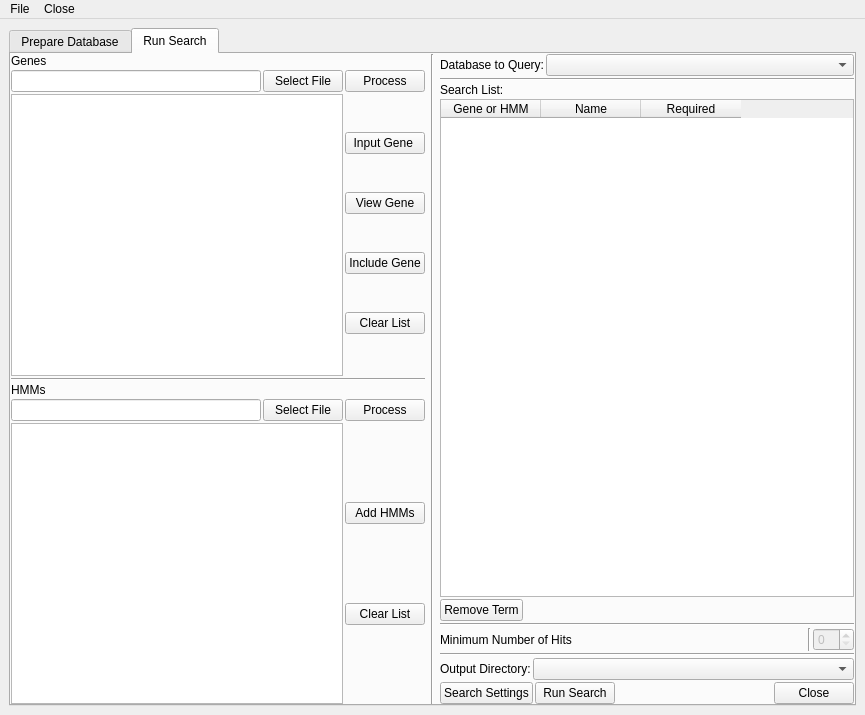
emzodls/clusterArch, file guiGenbank.ui: the form before one commit.
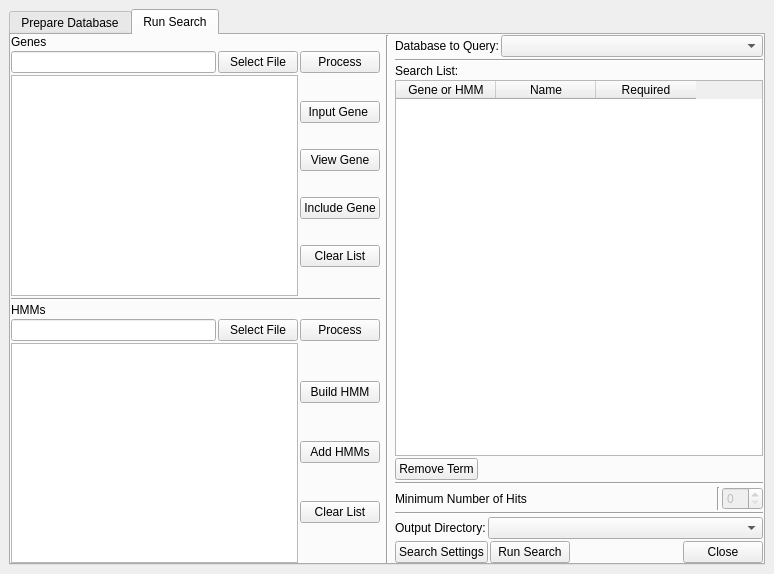
The form after the commit.

Commit message:
Fixed bugs in clustering algorithm so that any hmm/blast hits (required or not required) will trigger the search Set up extra check that the total number of hits in the cluster is equal to at least the number of total hits required in case there are double gene hits, can't think of a good way to assign them algorithmically yet. Fixed bug that would crash edit gene if no gene is selected set up hmmcheck to make sure that an hmm loaded will not crash the program set up methods to build hmms from alignment files
TO DO:
test build hmm in windows and hmm check in windows
lock and document!!

What changed in the file:
```diff
--- a/guiGenbank.ui
+++ b/guiGenbank.ui
@@ -6,8 +6,8 @@
    <rect>
     <x>0</x>
     <y>0</y>
-    <width>865</width>
-    <height>715</height>
+    <width>774</width>
+    <height>574</height>
    </rect>
   </property>
   <property name="sizePolicy">
@@ -1772,6 +1772,13 @@
                 <property name="spacing">
                  <number>0</number>
                 </property>
+                <item>
+                 <widget class="QPushButton" name="buildHMMBtn">
+                  <property name="text">
+                   <string>Build HMM</string>
+                  </property>
+                 </widget>
+                </item>
                 <item>
                  <widget class="QPushButton" name="addHMMbtn">
                   <property name="sizePolicy">
@@ -2061,31 +2068,6 @@
     </item>
    </layout>
   </widget>
-  <widget class="QMenuBar" name="menubar">
-   <property name="geometry">
-    <rect>
-     <x>0</x>
-     <y>0</y>
-     <width>865</width>
-     <height>22</height>
-    </rect>
-   </property>
-   <widget class="QMenu" name="menuFile">
-    <property name="title">
-     <string>File</string>
-    </property>
-    <addaction name="actionSet_Database"/>
-    <addaction name="actionOpen_Gene_File"/>
-    <addaction name="actionOpen_HMM_File"/>
-   </widget>
-   <widget class="QMenu" name="menuClose">
-    <property name="title">
-     <string>Close</string>
-    </property>
-   </widget>
-   <addaction name="menuFile"/>
-   <addaction name="menuClose"/>
-  </widget>
   <action name="actionSet_Database">
    <property name="text">
     <string>Set Database</string>
```
Left out of the diff: 4 changed lines with no effect on the pictures. The commit also changes 7 other files.
